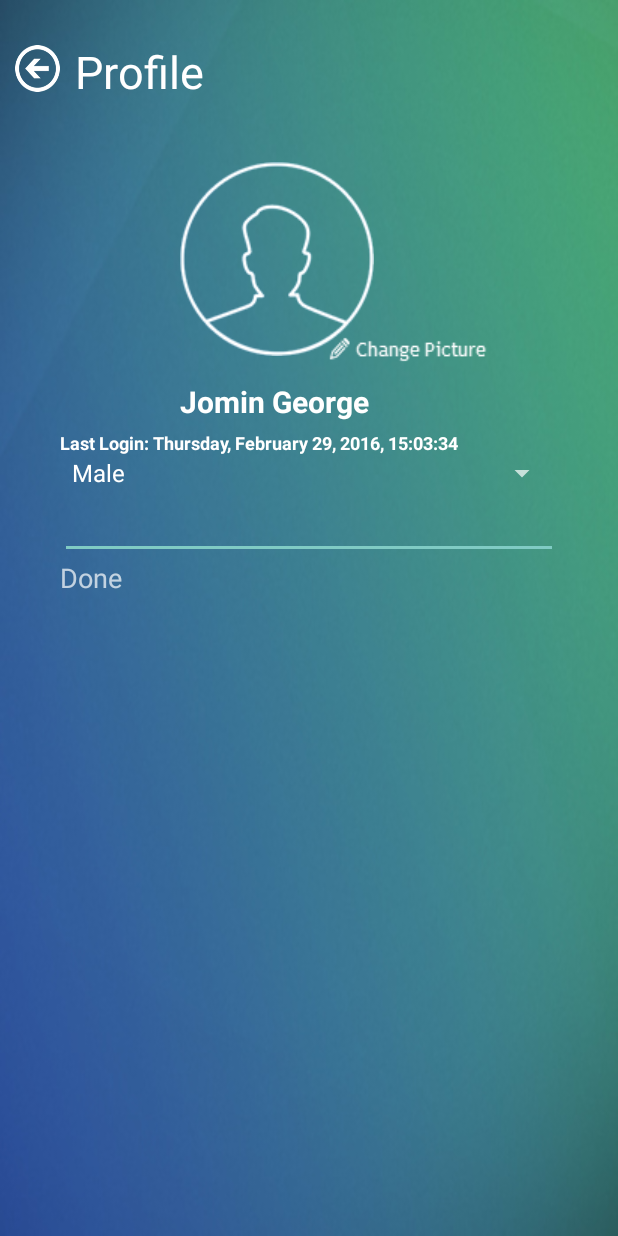
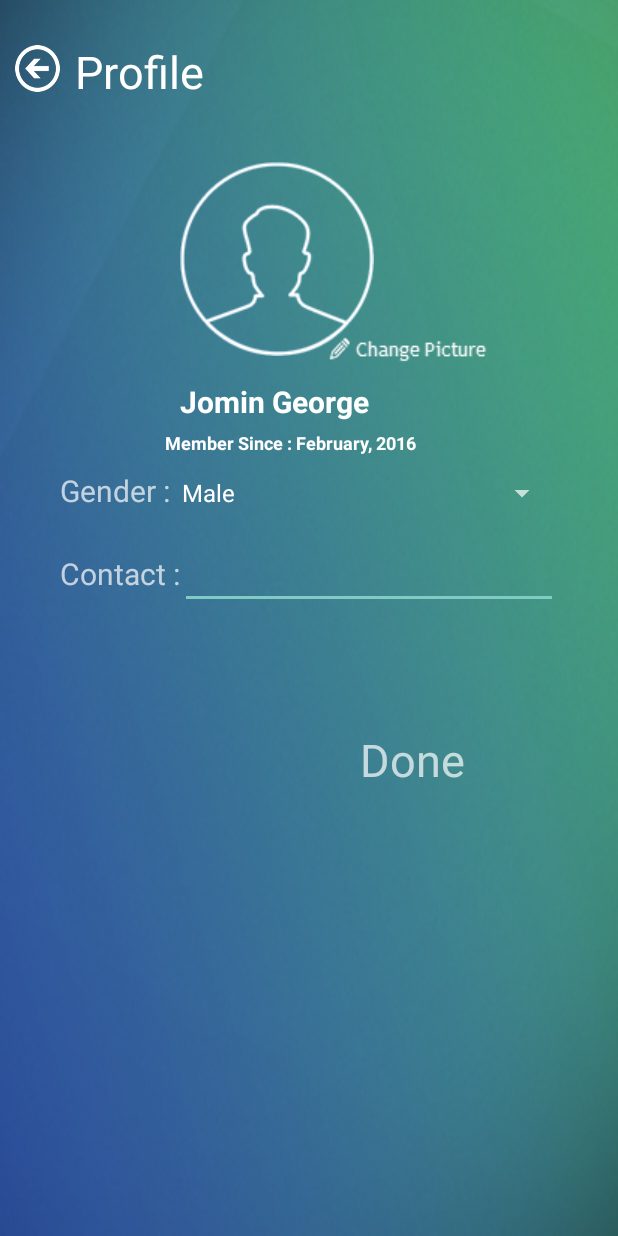
Before and after one commit to jomingeorge94/Hospitality, an Android app: the Profile screen opened directly, with no data from a screen before it, on a phone screen of 412 x 824 dp. Run offline under Robolectric (Android 15) with nearby library versions, the phone set to English and light mode, and no system bars; 4 statements that could not run were skipped.

```diff
--- a/app/src/main/java/com/example/jomin/hospitality/Profile.java
+++ b/app/src/main/java/com/example/jomin/hospitality/Profile.java
@@ -45,10 +45,12 @@ public class Profile extends ActionBarActivity {
                 android.R.layout.simple_spinner_item, arraySpinner);
         s.setAdapter(adapter);
 
-        final TextView t = (TextView) findViewById(R.id.contact);
+
+        final TextView member_since = (TextView) findViewById(R.id.membersince);
+        final TextView name = (TextView) findViewById(R.id.name);
 
 
-
+        final TextView t = (TextView) findViewById(R.id.contact);
 
         serverRequest.getUserProfile(new GetUserCallback() {
             @Override
@@ -57,7 +59,8 @@ public class Profile extends ActionBarActivity {
                 ArrayAdapter arr = (ArrayAdapter) s.getAdapter();
                 int i = arr.getPosition(returnedUser.gender);
                 s.setSelection(i);
-
+                name.setText(returnedUser.fullname);
+                member_since.setText("Member Since : " + returnedUser.created);
                 t.setText(returnedUser.contact);
 
                 u = returnedUser;
--- a/app/src/main/java/com/example/jomin/hospitality/User.java
+++ b/app/src/main/java/com/example/jomin/hospitality/User.java
@@ -5,7 +5,7 @@ package com.example.jomin.hospitality;
  */
 public class User {
 
-    String fullname, emailaddress, password, gender, contact;
+    String fullname, emailaddress, password, gender, contact, created;
 
     public User(String name,String email, String password) {
         this.fullname = name;
@@ -26,11 +26,13 @@ public class User {
         this.gender = gender;
     }
 
-    public User(String name,String email, String password, String gender, String contact) {
+    public User(String name,String email, String password, String gender, String contact, String created) {
         this.fullname = name;
         this.emailaddress = email;
         this.password = password;
         this.gender = gender;
         this.contact = contact;
+        this.created = created;
     }
+
 }
--- a/app/src/main/res/layout/user_profile.xml
+++ b/app/src/main/res/layout/user_profile.xml
@@ -50,7 +50,8 @@
             android:layout_width="match_parent"
             android:layout_height="wrap_content"
             android:layout_margin="40dp"
-            android:layout_gravity="center_horizontal">
+            android:layout_gravity="center_horizontal"
+            android:weightSum="1">
 
 
             <ImageView
@@ -69,10 +70,10 @@
                 android:layout_marginTop="-20dp" />
 
             <TextView
-                android:layout_width="wrap_content"
+                android:layout_width="match_parent"
                 android:layout_height="wrap_content"
                 android:text="Jomin George"
-                android:id="@+id/textView2"
+                android:id="@+id/name"
                 android:layout_marginLeft="80dp"
                 android:layout_marginTop="5dp"
                 android:textSize="20sp"
@@ -80,31 +81,67 @@
                 android:textColor="#ffffffff" />
 
             <TextView
-                android:layout_width="wrap_content"
+                android:layout_width="match_parent"
                 android:layout_height="wrap_content"
-                android:text="Last Login: Thursday, February 29, 2016, 15:03:34"
-                android:id="@+id/textView5"
+                android:text="Member Since : February, 2016"
+                android:id="@+id/membersince"
                 android:layout_marginTop="5dp"
                 android:textSize="12sp"
                 android:textStyle="bold"
-                android:textColor="#ffffffff" />
+                android:textColor="#ffffffff"
+                android:layout_marginLeft="70dp" />
+
+            <LinearLayout
+                android:orientation="horizontal"
+                android:layout_width="fill_parent"
+                android:layout_height="fill_parent"
+                android:layout_marginTop="10dp">
+
+                <TextView
+                    android:layout_width="wrap_content"
+                    android:layout_height="wrap_content"
+                    android:text="Gender :"
+                    android:id="@+id/textview12"
+                    android:textSize="20sp"
+                    android:textIsSelectable="false" />
 
                 <Spinner
                     android:layout_width="match_parent"
                     android:layout_height="wrap_content"
                     android:id="@+id/spinner" />
+            </LinearLayout>
+
+            <LinearLayout
+                android:orientation="horizontal"
+                android:layout_width="fill_parent"
+                android:layout_height="fill_parent"
+                android:layout_marginTop="20dp" >
+
+                <TextView
+                    android:layout_width="wrap_content"
+                    android:layout_height="wrap_content"
+                    android:text="Contact :"
+                    android:id="@+id/textView5"
+                    android:textSize="20sp"
+                    android:textIsSelectable="false" />
 
                 <EditText
                     android:layout_width="match_parent"
                     android:layout_height="wrap_content"
+                    android:maxLength="11"
                     android:id="@+id/contact" />
+
+            </LinearLayout>
 
             <TextView
                 android:layout_width="wrap_content"
                 android:layout_height="wrap_content"
                 android:textAppearance="?android:attr/textAppearanceMedium"
                 android:text="Done"
-                android:id="@+id/done" />
+                android:textSize="30sp"
+                android:id="@+id/done"
+                android:layout_marginTop="80dp"
+                android:layout_marginLeft="200dp" />
 
 
         </LinearLayout>
```
Also changed, not shown: app/src/main/java/com/example/jomin/hospitality/FindServices.java (+31 -4 lines), app/src/main/java/com/example/jomin/hospitality/MyMap.java (+8 -7 lines), app/src/main/java/com/example/jomin/hospitality/ServerRequests.java (+4 -4 lines), app/src/main/res/layout/map.xml (+14 -13 lines), app/src/main/res/drawable/dentist_cover.png (added), app/src/main/res/drawable/eye_care_cover.png (added), app/src/main/res/drawable/gp_cover.png (added), app/src/main/res/drawable/hospital_cover.png (added), app/src/main/res/drawable/pharmacy_cover.png (added), app/src/main/res/drawable/sexual_cover.png (added), app/src/main/res/drawable/walk_in_cover.png (added), 2 other files. Lines whose indentation alone changed are shown as unchanged.
